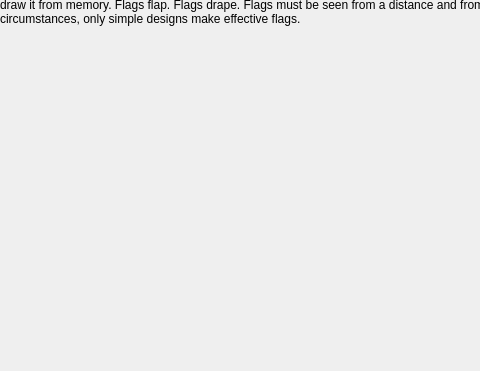
First picture: the form in keepsimplelesson.ui, repository zxjorge/EDApp, before the edit; both pictures show x 0 to 480 and y 98 to 469 of the 771 by 469 pixel window.
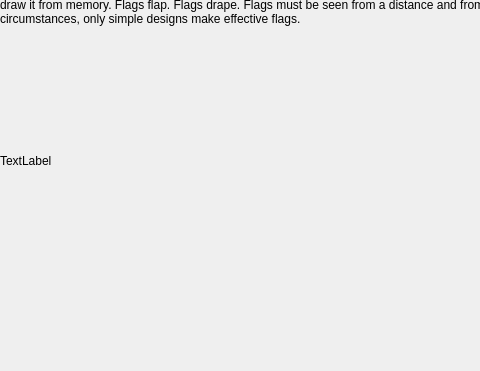
Second picture: the form after the edit. Custom widgets are drawn as their Qt base class.

Commit message: box2d experiment in keepitsimple

What changed in the file:
```diff
--- a/keepsimplelesson.ui
+++ b/keepsimplelesson.ui
@@ -71,7 +71,11 @@
       </widget>
      </item>
      <item>
-      <widget class="FlagWidget" name="flagWidget" native="true"/>
+      <widget class="QLabel" name="label_2">
+       <property name="text">
+        <string>TextLabel</string>
+       </property>
+      </widget>
      </item>
      <item>
       <layout class="QHBoxLayout" name="horizontalLayout_5">
@@ -192,14 +196,6 @@
    </widget>
   </widget>
  </widget>
- <customwidgets>
-  <customwidget>
-   <class>FlagWidget</class>
-   <extends>QWidget</extends>
-   <header>flagwidget.h</header>
-   <container>1</container>
-  </customwidget>
- </customwidgets>
  <resources/>
  <connections/>
 </ui>
```
The commit also changes 2 other files.
